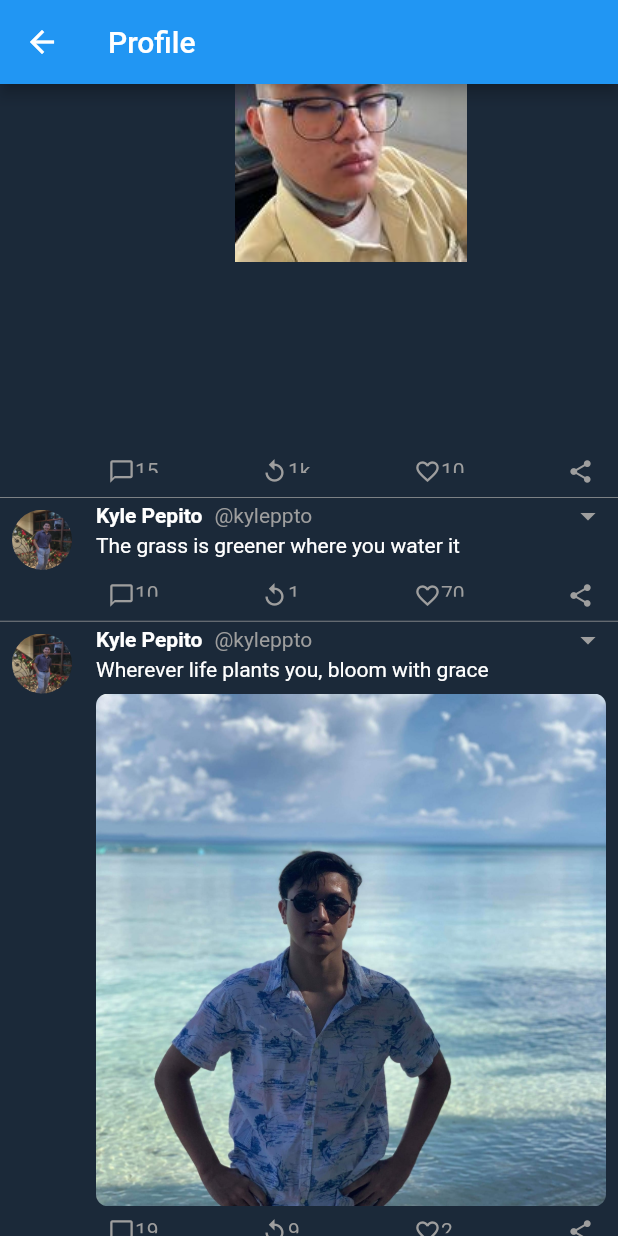
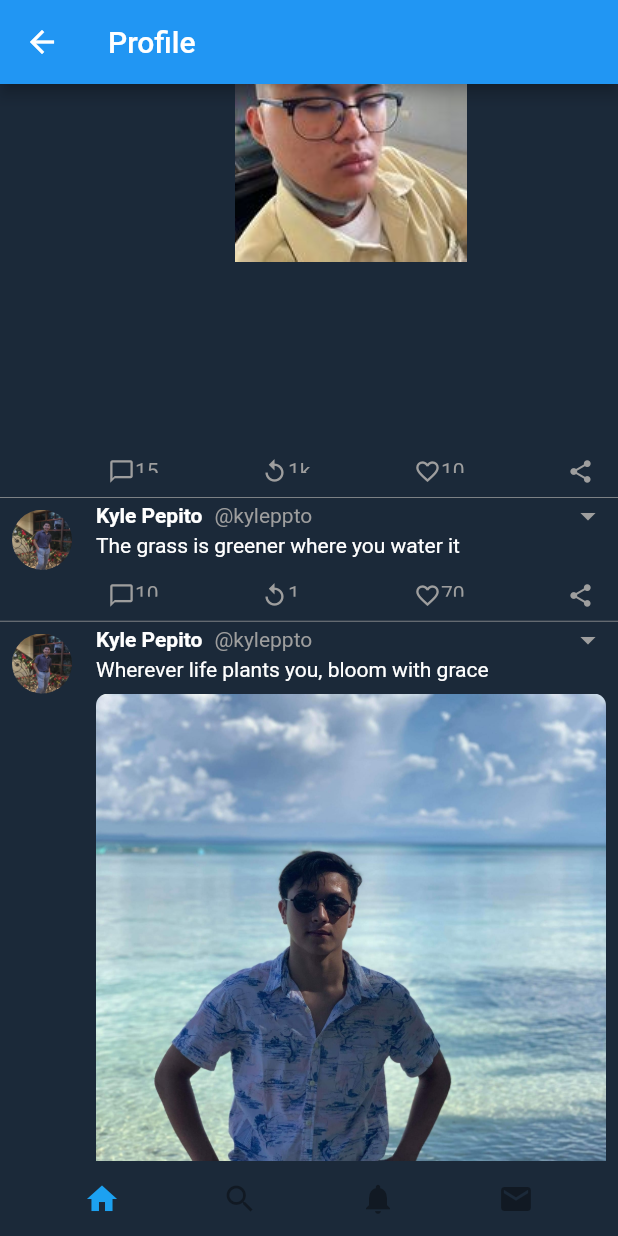
Before and after one commit to Kylepepits/Twitter_clone, a Flutter app: the ProfilePage screen opened directly, scrolled down 576 dp, on a phone screen of 412 x 824 dp. Run offline on Flutter 3.47's test engine with Material 2 defaults, Android fonts, the phone set to English and light mode, and no system bars.

Commit message:
added nav bar in profile page

```diff
--- a/lib/screens/profile.dart
+++ b/lib/screens/profile.dart
@@ -76,14 +76,16 @@ class ProfilePage extends StatelessWidget {
                         height: 20.0,
                         decoration: new BoxDecoration(
                           color: Colors.transparent,
-                        border: new Border.all(color: Colors.grey, width: 2.0),
+                          border:
+                              new Border.all(color: Colors.grey, width: 2.0),
                           borderRadius: new BorderRadius.circular(10.0),
                         ),
                         child: new Center(
                           child: new Text(
                             'Edit Profile',
                             style: new TextStyle(
-                              color: Colors.black, fontWeight: FontWeight.bold),
+                                color: Colors.black,
+                                fontWeight: FontWeight.bold),
                           ),
                         ),
                       ),
@@ -227,11 +229,13 @@ class ProfilePage extends StatelessWidget {
                                           child: ClipRRect(
                                               borderRadius:
                                                   BorderRadius.circular(8.0),
-                                            child: Image.asset(images[index])),
+                                              child:
+                                                  Image.asset(images[index])),
                                         ),
                                 ),
                                 Padding(
-                                padding: const EdgeInsets.fromLTRB(8, 8, 16, 8),
+                                  padding:
+                                      const EdgeInsets.fromLTRB(8, 8, 16, 8),
                                   child: Row(
                                     mainAxisAlignment:
                                         MainAxisAlignment.spaceBetween,
@@ -258,8 +262,8 @@ class ProfilePage extends StatelessWidget {
                                               width: 18.0,
                                               child: Text(
                                                 replies[index],
-                                              style:
-                                                  TextStyle(color: Colors.grey),
+                                                style: TextStyle(
+                                                    color: Colors.grey),
                                               )),
                                         ],
                                       ),
@@ -285,8 +289,8 @@ class ProfilePage extends StatelessWidget {
                                               width: 18.0,
                                               child: Text(
                                                 retweets[index],
-                                              style:
-                                                  TextStyle(color: Colors.grey),
+                                                style: TextStyle(
+                                                    color: Colors.grey),
                                               )),
                                         ],
                                       ),
@@ -312,8 +316,8 @@ class ProfilePage extends StatelessWidget {
                                               width: 18.0,
                                               child: Text(
                                                 likes[index],
-                                              style:
-                                                  TextStyle(color: Colors.grey),
+                                                style: TextStyle(
+                                                    color: Colors.grey),
                                               )),
                                         ],
                                       ),
@@ -354,6 +358,32 @@ class ProfilePage extends StatelessWidget {
             )
           ],
         ),
-    ));
+      ),
+      bottomNavigationBar: Container(
+        height: 50.0,
+        color: Theme.of(context).primaryColorDark,
+        child: Row(
+          mainAxisAlignment: MainAxisAlignment.spaceEvenly,
+          children: <Widget>[
+            IconButton(
+              icon: Icon(Icons.home),
+              onPressed: () {},
+            ),
+            IconButton(
+              icon: Icon(Icons.search),
+              onPressed: null,
+            ),
+            IconButton(
+              icon: Icon(Icons.notifications),
+              onPressed: null,
+            ),
+            IconButton(
+              icon: Icon(Icons.mail),
+              onPressed: null,
+            ),
+          ],
+        ),
+      ),
+    );
   }
 }
```
Lines whose indentation alone changed are shown as unchanged.
